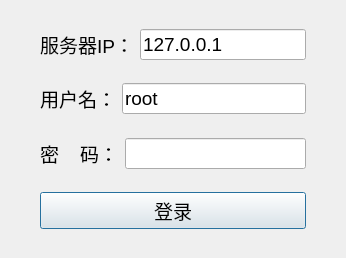
This is Goat/logindialog.ui in po-ppy/NewGoat as Qt 5 draws it before an edit. The edited form follows.
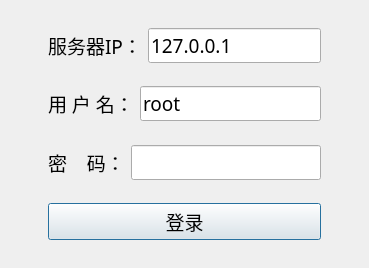
This is the edited form.

What changed in the file:
```diff
--- a/Goat/logindialog.ui
+++ b/Goat/logindialog.ui
@@ -6,8 +6,8 @@
    <rect>
     <x>0</x>
     <y>0</y>
-    <width>346</width>
-    <height>258</height>
+    <width>369</width>
+    <height>268</height>
    </rect>
   </property>
   <property name="font">
@@ -53,6 +53,12 @@
         <layout class="QHBoxLayout" name="horizontalLayout">
          <item>
           <widget class="QLabel" name="label">
+           <property name="font">
+            <font>
+             <family>黑体</family>
+             <pointsize>14</pointsize>
+            </font>
+           </property>
            <property name="text">
             <string>服务器IP：</string>
            </property>
@@ -60,6 +66,12 @@
          </item>
          <item>
           <widget class="QLineEdit" name="serverIp">
+           <property name="font">
+            <font>
+             <family>黑体</family>
+             <pointsize>14</pointsize>
+            </font>
+           </property>
            <property name="text">
             <string>127.0.0.1</string>
            </property>
@@ -84,13 +96,25 @@
         <layout class="QHBoxLayout" name="horizontalLayout_2">
          <item>
           <widget class="QLabel" name="label_2">
+           <property name="font">
+            <font>
+             <family>黑体</family>
+             <pointsize>14</pointsize>
+            </font>
+           </property>
            <property name="text">
-            <string>用户名：</string>
+            <string>用 户 名：</string>
            </property>
           </widget>
          </item>
          <item>
           <widget class="QLineEdit" name="serverUser">
+           <property name="font">
+            <font>
+             <family>黑体</family>
+             <pointsize>14</pointsize>
+            </font>
+           </property>
            <property name="text">
             <string>root</string>
            </property>
@@ -115,6 +139,12 @@
         <layout class="QHBoxLayout" name="horizontalLayout_3">
          <item>
           <widget class="QLabel" name="label_3">
+           <property name="font">
+            <font>
+             <family>黑体</family>
+             <pointsize>14</pointsize>
+            </font>
+           </property>
            <property name="text">
             <string>密    码：</string>
            </property>
@@ -122,6 +152,12 @@
          </item>
          <item>
           <widget class="QLineEdit" name="serverPassword">
+           <property name="font">
+            <font>
+             <family>黑体</family>
+             <pointsize>14</pointsize>
+            </font>
+           </property>
            <property name="echoMode">
             <enum>QLineEdit::Password</enum>
            </property>
@@ -144,6 +180,12 @@
        </item>
        <item>
         <widget class="QPushButton" name="pushButton">
+         <property name="font">
+          <font>
+           <family>黑体</family>
+           <pointsize>14</pointsize>
+          </font>
+         </property>
          <property name="text">
           <string>登录</string>
          </property>
```
